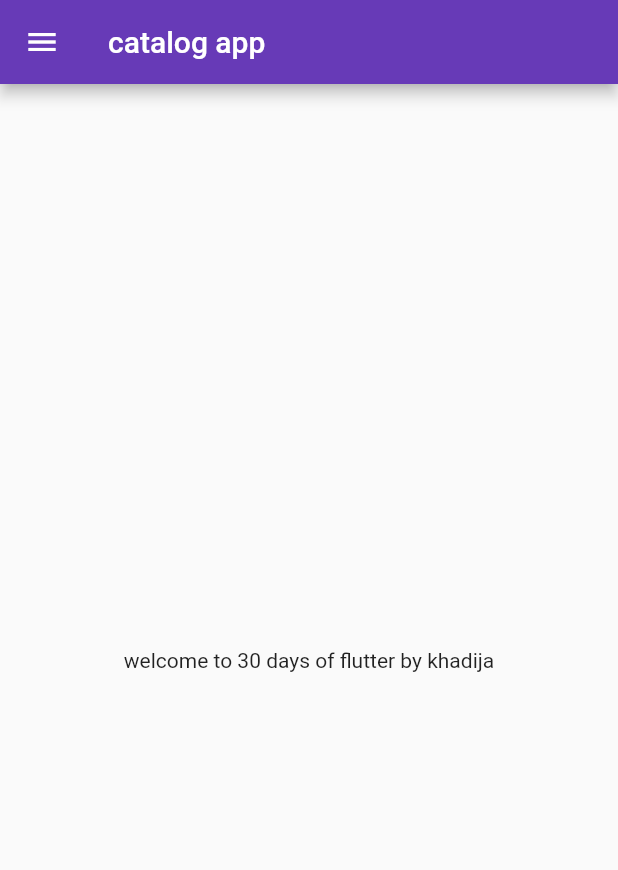
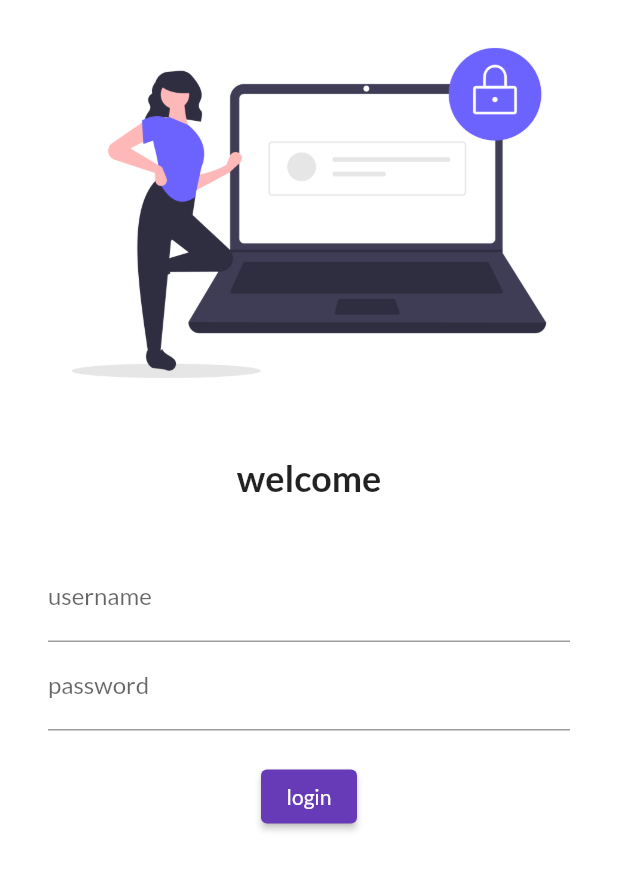
Before and after one commit to khadijakb/30DaysOfFlutter, a Flutter app: the screen it shows after launch, on a phone screen of 412 x 824 dp. Shown: the top 870 px of the screen. Run offline on Flutter 3.47's test engine with Material 2 defaults, Android fonts, the phone set to English and light mode, and no system bars; our stand-ins replace google_fonts.

Commit message:
day 4 completed

```diff
--- a/classico/lib/PAGES/homepage.dart
+++ b/classico/lib/PAGES/homepage.dart
@@ -1,6 +1,6 @@
 import 'package:flutter/material.dart';
 
-class homepage  extends StatelessWidget {
+class HomePage  extends StatelessWidget {
   final int days = 30;
   final String name = "khadija";
 
--- a/classico/lib/PAGES/login_page.dart
+++ b/classico/lib/PAGES/login_page.dart
@@ -1,18 +1,60 @@
 import "package:flutter/material.dart";
 
-class login_page extends StatelessWidget {
-
-
+class LoginPage extends StatelessWidget {
   @override
   Widget build(BuildContext context) {
-    return const Material(
-      child: Center(
-        child: Text("login page ", style: TextStyle(
-          fontSize: 40,
-          color:Colors.lightGreenAccent,
-          fontWeight:FontWeight.bold
-        ),),
-        ),
-    );
+    return Material(
+        color: Colors.white,
+        child: Column(
+          children: [
+            Image.asset(
+              "assets/images/image1.png",
+              fit: BoxFit.cover,
+            ),
+            const SizedBox(
+              height: 20,
+            ),
+            const Text(
+              "welcome",
+              style: TextStyle(
+                fontSize: 24,
+                fontWeight: FontWeight.bold,
+              ),
+            ),
+            const SizedBox(
+              height: 20,
+            ),
+            Padding(
+              padding: const EdgeInsets.symmetric(vertical: 16, horizontal: 32),
+              child: Column(
+                children: [
+                  TextFormField(
+
+                    decoration: const InputDecoration(
+                        hintText: "enter username", labelText: "username"),
+                  ),
+                  TextFormField(
+                    obscureText:
+                        true, // used for hiding passwords and not making it visible // by default its false
+                    decoration: const InputDecoration(
+                        hintText: "enter password", labelText: "password"),
+                  ),
+                  const SizedBox(
+                    height: 20,
+                  ),
+                  ElevatedButton(
+                    child: const Text("login"),
+                    style: TextButton.styleFrom(),
+                    onPressed: () {
+                      print("hi khadija");
+                    },
+                  )
+                ],
+              ),
+            )
+          ],
+        ));
   }
 }
+
+class Fontweight {}
--- a/classico/lib/main.dart
+++ b/classico/lib/main.dart
@@ -1,6 +1,7 @@
 import 'package:classico/PAGES/homepage.dart';
 import 'package:classico/PAGES/login_page.dart';
 import 'package:flutter/material.dart';
+import 'package:google_fonts/google_fonts.dart';
 
 void main() {
   // ignore: prefer_const_constructors
@@ -12,24 +13,19 @@ class MyApp extends StatelessWidget {
 
   @override
   Widget build(BuildContext context) {
-
     return MaterialApp(
-
       themeMode: ThemeMode.light,
       theme: ThemeData(
-          primarySwatch: Colors.deepPurple
+        primarySwatch: Colors.deepPurple,
+        fontFamily: GoogleFonts.lato().fontFamily,
+        //primaryTextTheme : GoogleFonts.latoTextTheme()
       ),
-        darkTheme: ThemeData(
-          brightness: Brightness.dark
-        ),
+      darkTheme: ThemeData(brightness: Brightness.dark),
       initialRoute: "/home",
-        routes:{
-          "/":(context) => login_page(),
-           "/home":(context) => homepage(),
-          "/login":(context)=>login_page()
+      routes: {
+        "/": (context) => LoginPage(),
+        "/login": (context) => LoginPage()
       },
     );
   }
-
-
 }
```
Also changed, not shown: classico/pubspec.yaml (+4 -3 lines), classico/assets/images/image1.png (added), classico/pubspec.lock, 1 other file. Lines whose indentation alone changed are shown as unchanged.
